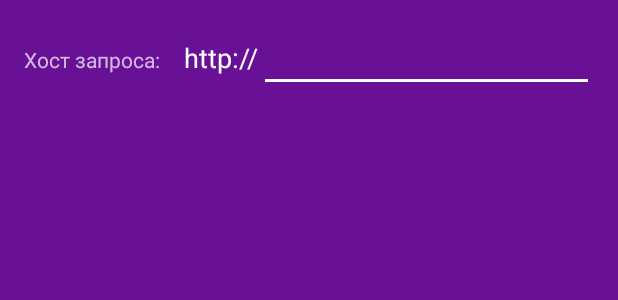
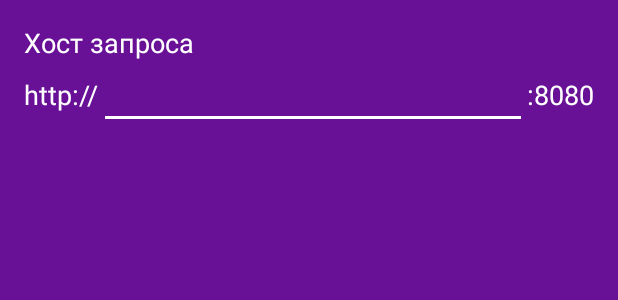
Before and after one commit to Dmitriy-kiselyov/pChat, an Android app: the layout activity_settings.xml on its own in the app's theme, with its tools: preview values and no code run, on a phone screen of 412 x 824 dp. Shown: the top 300 px of the screen. Run offline under Robolectric (Android 15) with nearby library versions, the phone set to English and light mode, and no system bars.

Commit message:
settings: обновил внешний вид настроек

```diff
--- a/app/src/main/java/ru/pussy_penetrator/pchat/Preferences.java
+++ b/app/src/main/java/ru/pussy_penetrator/pchat/Preferences.java
@@ -8,7 +8,7 @@ import android.support.annotation.Nullable;
 public class Preferences {
     private static final String PREFERENCES = "pussy_settings";
 
-    private static final String HOST_DEFAULT_VALUE = "192.168.0.104:8080";
+    private static final String HOST_DEFAULT_VALUE = "192.168.0.104";
 
     private static final String TOKEN = "token";
     private static final String HOST = "host";
--- a/app/src/main/java/ru/pussy_penetrator/pchat/SettingsActivity.java
+++ b/app/src/main/java/ru/pussy_penetrator/pchat/SettingsActivity.java
@@ -16,6 +16,7 @@ public class SettingsActivity extends AppCompatActivity {
     protected void onCreate(Bundle savedInstanceState) {
         super.onCreate(savedInstanceState);
         setContentView(R.layout.activity_settings);
+        setTitle(R.string.menu_settings);
 
         mHostEdit = findViewById(R.id.host);
         mHostEdit.setText(Preferences.get(this).getHost());
--- a/app/src/main/java/ru/pussy_penetrator/pchat/utils/RequestUtils.java
+++ b/app/src/main/java/ru/pussy_penetrator/pchat/utils/RequestUtils.java
@@ -93,7 +93,7 @@ public class RequestUtils {
     }
 
     private static String getBaseUrl(Context context) {
-        return "http://" + Preferences.get(context).getHost() + "/rest/";
+        return "http://" + Preferences.get(context).getHost() + ":8080/rest/";
     }
 
     private static String getAuthUrl(Context context) {
--- a/app/src/main/res/layout/activity_settings.xml
+++ b/app/src/main/res/layout/activity_settings.xml
@@ -3,27 +3,35 @@
     xmlns:tools="http://schemas.android.com/tools"
     android:layout_width="match_parent"
     android:layout_height="match_parent"
+    android:orientation="vertical"
     android:layout_margin="@dimen/activity_vertical_margin"
     tools:context=".SettingsActivity">
 
+    <TextView
+        android:layout_width="wrap_content"
+        android:text="Хост запроса"
+        android:textColor="@color/white"
+        android:textSize="18sp"
+        android:layout_height="wrap_content" />
     <LinearLayout
         android:layout_width="match_parent"
         android:layout_height="wrap_content">
         <TextView
             android:layout_width="wrap_content"
-            android:text="Хост запроса:"
+            android:textColor="@color/white"
+            android:textSize="18sp"
+            android:text="http://"
+            android:layout_height="wrap_content" />
+        <EditText
+            android:id="@+id/host"
+            android:layout_width="0dp"
+            android:layout_weight="1"
             android:layout_height="wrap_content" />
         <TextView
             android:layout_width="wrap_content"
             android:textColor="@color/white"
             android:textSize="18sp"
-            android:layout_marginLeft="16dp"
-            android:text="http://"
-            android:layout_height="wrap_content" />
-        <EditText
-            android:id="@+id/host"
-            android:layout_width="wrap_content"
-            android:layout_weight="1"
+            android:text=":8080"
             android:layout_height="wrap_content" />
     </LinearLayout>
 
```
Also changed, not shown: app/src/main/res/values/strings.xml (+0 -73 lines).
